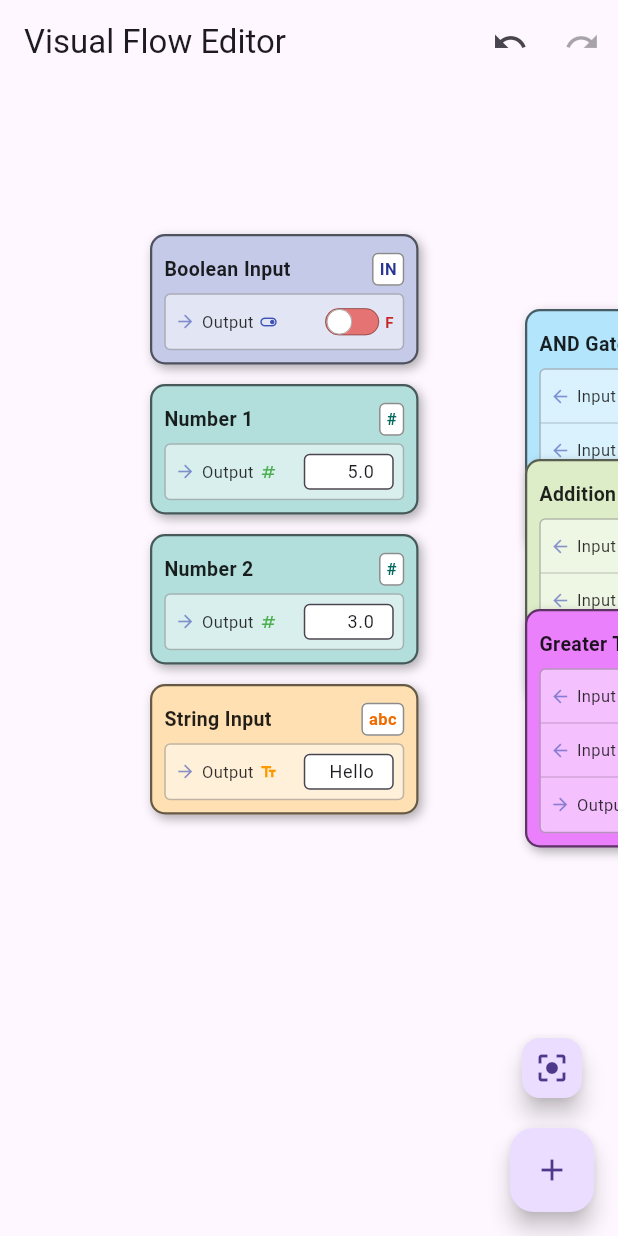
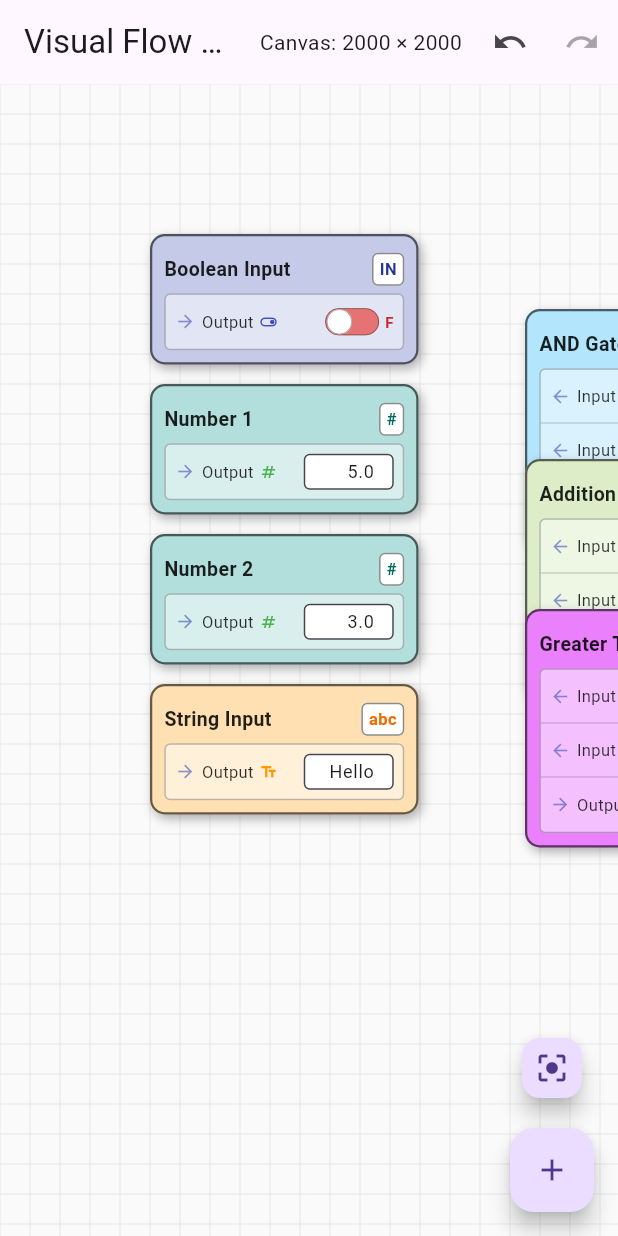
Before and after one commit to yalpayelekon/niagara_links, a Flutter app: the screen it shows after launch, after a tap on an icon or button, on a phone screen of 412 x 824 dp. Run offline on Flutter 3.47's test engine with Material 3 defaults, Android fonts, the phone set to English and light mode, and no system bars.

Commit message:
converted to dynamic canvas

```diff
--- a/lib/home/command.dart
+++ b/lib/home/command.dart
@@ -1,4 +1,4 @@
-import 'dart:ui';
+import 'package:flutter/widgets.dart';
 import 'package:niagara_links/models/command.dart';
 import 'package:niagara_links/models/component.dart';
 import 'package:niagara_links/models/connection.dart';
@@ -17,11 +17,11 @@ class AddComponentCommand extends Command {
   void execute() {
     flowManager.addComponent(component);
     if (state.containsKey('position')) {
-      (state['positions'] as Map<String, dynamic>)[component.id] =
+      (state['positions'] as Map<String, Offset>)[component.id] =
           state['position'];
     }
     if (state.containsKey('key')) {
-      (state['keys'] as Map<String, dynamic>)[component.id] = state['key'];
+      (state['keys'] as Map<String, GlobalKey>)[component.id] = state['key'];
     }
   }
 
@@ -29,10 +29,10 @@ class AddComponentCommand extends Command {
   void undo() {
     flowManager.removeComponent(component.id);
     if (state.containsKey('positions')) {
-      (state['positions'] as Map<String, dynamic>).remove(component.id);
+      (state['positions'] as Map<String, Offset>).remove(component.id);
     }
     if (state.containsKey('keys')) {
-      (state['keys'] as Map<String, dynamic>).remove(component.id);
+      (state['keys'] as Map<String, GlobalKey>).remove(component.id);
     }
   }
 
@@ -45,7 +45,7 @@ class RemoveComponentCommand extends Command {
   final FlowManager flowManager;
   final Component component;
   final Offset position;
-  final dynamic key;
+  final GlobalKey? key;
   final List<Connection> affectedConnections;
 
   RemoveComponentCommand(
@@ -185,7 +185,7 @@ class EditComponentCommand extends Command {
   final ComponentType? newType;
   final ComponentType? oldType;
   final Map<String, Offset> componentPositions;
-  final Map<String, dynamic> componentKeys;
+  final Map<String, GlobalKey> componentKeys;
 
   EditComponentCommand({
     required this.flowManager,
--- a/lib/home/flow_screen.dart
+++ b/lib/home/flow_screen.dart
@@ -1,4 +1,4 @@
-// lib/home/flow_screen.dart
+// Updated lib/home/flow_screen.dart with dynamic canvas functionality
 import 'dart:math';
 
 import 'package:flutter/material.dart';
@@ -32,7 +32,6 @@ class _FlowScreenState extends State<FlowScreen> {
   final CommandHistory _commandHistory = CommandHistory();
 
   final Map<String, Offset> _componentPositions = {};
-
   final Map<String, GlobalKey> _componentKeys = {};
 
   PortDragInfo? _currentDraggedPort;
@@ -43,14 +42,103 @@ class _FlowScreenState extends State<FlowScreen> {
       TransformationController();
   final GlobalKey _interactiveViewerChildKey = GlobalKey();
 
-  final double _canvasWidth = 2500.0;
-  final double _canvasHeight = 2500.0;
+  // Dynamic canvas properties
+  Size _canvasSize = const Size(2000, 2000); // Initial canvas size
+  Offset _canvasOffset = Offset.zero; // Canvas position within the view
+  static const double _canvasPadding = 100.0; // Padding around components
 
   @override
   void initState() {
     super.initState();
     _transformationController.value = Matrix4.identity();
     _initializeComponents();
+  }
+
+  void _updateCanvasSize() {
+    if (_componentPositions.isEmpty) return;
+
+    double minX = double.infinity;
+    double minY = double.infinity;
+    double maxX = double.negativeInfinity;
+    double maxY = double.negativeInfinity;
+
+    // Calculate the bounding box of all components
+    for (var entry in _componentPositions.entries) {
+      final position = entry.value;
+      final componentId = entry.key;
+
+      // We need to estimate component size since we're not storing it separately
+      // You might want to adjust these values based on your actual component sizes
+      const estimatedWidth = 180.0; // 160 width + 20 padding
+      const estimatedHeight =
+          120.0; // Estimated height based on your component designs
+
+      minX = min(minX, position.dx);
+      minY = min(minY, position.dy);
+      maxX = max(maxX, position.dx + estimatedWidth);
+      maxY = max(maxY, position.dy + estimatedHeight);
+    }
+
+    bool needsUpdate = false;
+    Size newCanvasSize = _canvasSize;
+    Offset newCanvasOffset = _canvasOffset;
+
+    // Check if we need to expand the canvas to the left or top
+    if (minX < _canvasPadding) {
+      double extraWidth = _canvasPadding - minX;
+      newCanvasSize =
+          Size(_canvasSize.width + extraWidth, newCanvasSize.height);
+      newCanvasOffset =
+          Offset(_canvasOffset.dx - extraWidth, newCanvasOffset.dy);
+
+      // Shift all components to the right
+      for (var id in _componentPositions.keys) {
+        _componentPositions[id] = Offset(
+          _componentPositions[id]!.dx + extraWidth,
+          _componentPositions[id]!.dy,
+        );
+      }
+      needsUpdate = true;
+    }
+
+    if (minY < _canvasPadding) {
+      double extraHeight = _canvasPadding - minY;
+      newCanvasSize =
+          Size(newCanvasSize.width, _canvasSize.height + extraHeight);
+      newCanvasOffset =
+          Offset(newCanvasOffset.dx, _canvasOffset.dy - extraHeight);
+
+      // Shift all components down
+      for (var id in _componentPositions.keys) {
+        _componentPositions[id] = Offset(
+          _componentPositions[id]!.dx,
+          _componentPositions[id]!.dy + extraHeight,
+        );
+      }
+      needsUpdate = true;
+    }
+
+    // Check if we need to expand the canvas to the right or bottom
+    if (maxX > _canvasSize.width - _canvasPadding) {
+      double extraWidth = maxX - (_canvasSize.width - _canvasPadding);
+      newCanvasSize =
+          Size(_canvasSize.width + extraWidth, newCanvasSize.height);
+      needsUpdate = true;
+    }
+
+    if (maxY > _canvasSize.height - _canvasPadding) {
+      double extraHeight = maxY - (_canvasSize.height - _canvasPadding);
+      newCanvasSize =
+          Size(newCanvasSize.width, _canvasSize.height + extraHeight);
+      needsUpdate = true;
+    }
+
+    if (needsUpdate) {
+      setState(() {
+        _canvasSize = newCanvasSize;
+        _canvasOffset = newCanvasOffset;
+      });
+    }
   }
 
   void _initializeComponents() {
@@ -135,6 +223,9 @@ class _FlowScreenState extends State<FlowScreen> {
 
     // Calculate initial values
     _flowManager.recalculateAll();
+
+    // Update canvas size to fit all components
+    _updateCanvasSize();
 
     // Clear the command history since we're setting up the initial state
     _commandHistory.clear();
@@ -257,6 +348,16 @@ class _FlowScreenState extends State<FlowScreen> {
             appBar: AppBar(
               title: const Text('Visual Flow Editor'),
               actions: [
+                // Show canvas size
+                Padding(
+                  padding: const EdgeInsets.symmetric(horizontal: 8.0),
+                  child: Center(
+                    child: Text(
+                      'Canvas: ${_canvasSize.width.toInt()} × ${_canvasSize.height.toInt()}',
+                      style: const TextStyle(fontSize: 14),
+                    ),
+                  ),
+                ),
                 // Undo button
                 IconButton(
                   icon: const Icon(Icons.undo),
@@ -290,30 +391,12 @@ class _FlowScreenState extends State<FlowScreen> {
             body: ClipRect(
               child: InteractiveViewer(
                 transformationController: _transformationController,
-                boundaryMargin: EdgeInsets.all(10000),
+                boundaryMargin: const EdgeInsets.all(1000),
                 minScale: 0.1,
                 constrained: false,
                 maxScale: 3.0,
-                child: GestureDetector(
-                  onPanUpdate: (details) {
-                    if (_currentDraggedPort != null) {
-                      setState(() {
-                        final RenderBox? viewerChildRenderBox =
-                            _interactiveViewerChildKey.currentContext
-                                ?.findRenderObject() as RenderBox?;
-                        if (viewerChildRenderBox != null) {
-                          _tempLineEndPoint = viewerChildRenderBox
-                              .globalToLocal(details.globalPosition);
-                        }
-                      });
-                    }
-                  },
-                  onPanEnd: (details) {
-                    setState(() {
-                      _tempLineEndPoint = null;
-                      _currentDraggedPort = null;
-                    });
-                  },
+                panEnabled: true,
+                scaleEnabled: true,
                 child: CustomPaint(
                   key: _interactiveViewerChildKey,
                   foregroundPainter: ConnectionPainter(
@@ -323,12 +406,32 @@ class _FlowScreenState extends State<FlowScreen> {
                     tempLineStartInfo: _currentDraggedPort,
                     tempLineEndPoint: _tempLineEndPoint,
                   ),
-                    child: SizedBox(
-                      width: 100000,
-                      height: 100000,
+                  child: Container(
+                    width: _canvasSize.width,
+                    height: _canvasSize.height,
+                    color: Colors.grey[50],
                     child: Stack(
                       clipBehavior: Clip.none,
-                        children: _flowManager.components.map((component) {
+                      children: [
+                        // Grid background
+                        CustomPaint(
+                          painter: GridPainter(),
+                          size: _canvasSize,
+                        ),
+                        // Empty canvas message
+                        if (_flowManager.components.isEmpty)
+                          const Center(
+                            child: Text(
+                              'Add components to the canvas',
+                              style: TextStyle(
+                                color: Colors.grey,
+                                fontSize: 18,
+                              ),
+                            ),
+                          ),
+                        // Components
+                        ..._flowManager.components.map(
+                          (component) {
                             return Positioned(
                               left: _componentPositions[component.id]?.dx ?? 0,
                               top: _componentPositions[component.id]?.dy ?? 0,
@@ -341,7 +444,8 @@ class _FlowScreenState extends State<FlowScreen> {
                                     component: component,
                                     widgetKey: _componentKeys[component.id] ??
                                         GlobalKey(),
-                                  position: _componentPositions[component.id] ??
+                                    position:
+                                        _componentPositions[component.id] ??
                                             Offset.zero,
                                     onValueChanged: _handleValueChanged,
                                     onPortDragStarted: _handlePortDragStarted,
@@ -353,7 +457,8 @@ class _FlowScreenState extends State<FlowScreen> {
                                   child: ComponentWidget(
                                     component: component,
                                     widgetKey: GlobalKey(),
-                                  position: _componentPositions[component.id] ??
+                                    position:
+                                        _componentPositions[component.id] ??
                                             Offset.zero,
                                     onValueChanged: _handleValueChanged,
                                     onPortDragStarted: _handlePortDragStarted,
@@ -387,6 +492,8 @@ class _FlowScreenState extends State<FlowScreen> {
                                         _commandHistory.execute(command);
 
                                         _dragStartPosition = null;
+                                        // Update canvas size after moving
+                                        _updateCanvasSize();
                                       });
                                     }
                                   }
@@ -400,7 +507,8 @@ class _FlowScreenState extends State<FlowScreen> {
                                     component: component,
                                     widgetKey: _componentKeys[component.id] ??
                                         GlobalKey(),
-                                  position: _componentPositions[component.id] ??
+                                    position:
+                                        _componentPositions[component.id] ??
                                             Offset.zero,
                                     onValueChanged: _handleValueChanged,
                                     onPortDragStarted: _handlePortDragStarted,
@@ -409,8 +517,9 @@ class _FlowScreenState extends State<FlowScreen> {
                                 ),
                               ),
                             );
-                        }).toList(),
+                          },
                         ),
+                      ],
                     ),
                   ),
                 ),
@@ -535,12 +644,10 @@ class _FlowScreenState extends State<FlowScreen> {
   }
 
   void _addNewComponent(ComponentType type) {
-    // Generate a unique name based on type
     String baseName = getNameForComponentType(type);
     int counter = 1;
     String newName = '$baseName $counter';
 
-    // Make sure the name is unique
     while (_flowManager.components.any((comp) => comp.id == newName)) {
       counter++;
       newName = '$baseName $counter';
@@ -551,16 +658,21 @@ class _FlowScreenState extends State<FlowScreen> {
       type: type,
     );
 
-    // Find a good position - center of screen plus some random offset
     final RenderBox? viewerChildRenderBox =
         _interactiveViewerChildKey.currentContext?.findRenderObject()
             as RenderBox?;
 
-    Offset screenCenter = Offset(_canvasWidth / 2, _canvasHeight / 2);
+    Offset newPosition = Offset(_canvasSize.width / 2, _canvasSize.height / 2);
+
     if (viewerChildRenderBox != null) {
-      // Adjust for current transformation
-      screenCenter = viewerChildRenderBox.localToGlobal(Offset.zero);
-    }
+      final viewportSize = viewerChildRenderBox.size;
+      final viewportCenter =
+          Offset(viewportSize.width / 2, viewportSize.height / 2);
+
+      final matrix = _transformationController.value;
+      final inverseMatrix = Matrix4.inverted(matrix);
+      final transformedCenter =
+          MatrixUtils.transformPoint(inverseMatrix, viewportCenter);
 
       final random = Random();
       final randomOffset = Offset(
@@ -568,7 +680,9 @@ class _FlowScreenState extends State<FlowScreen> {
         (random.nextDouble() * 200) - 100,
       );
 
-    final newPosition = screenCenter + randomOffset;
+      newPosition = transformedCenter + randomOffset;
+    }
+
     final newKey = GlobalKey();
 
     Map<String, dynamic> state = {
@@ -582,9 +696,10 @@ class _FlowScreenState extends State<FlowScreen> {
       final command = AddComponentCommand(_flowManager, newComponent, state);
       _commandHistory.execute(command);
 
-      // Set position and key directly since they're not handled in the command execution
       _componentPositions[newComponent.id] = newPosition;
       _componentKeys[newComponent.id] = newKey;
+
+      _updateCanvasSize();
     });
   }
 
@@ -649,10 +764,8 @@ class _FlowScreenState extends State<FlowScreen> {
   }
 
   void _handleCopyComponent(Component component) {
-    // Create a copy with the same type
     String newName = '${component.id} (Copy)';
 
-    // Make sure the name is unique
     int counter = 1;
     while (_flowManager.components.any((comp) => comp.id == newName)) {
       counter++;
@@ -664,7 +777,6 @@ class _FlowScreenState extends State<FlowScreen> {
       type: component.type,
     );
 
-    // Copy values from original ports
     for (int i = 0;
         i < component.ports.length && i < newComponent.ports.length;
         i++) {
@@ -673,7 +785,6 @@ class _FlowScreenState extends State<FlowScreen> {
       }
     }
 
-    // Position the copy slightly offset from the original
     final newPosition = Offset(
       (_componentPositions[component.id]?.dx ?? 0) + 20,
       (_componentPositions[component.id]?.dy ?? 0) + 20,
@@ -692,9 +803,10 @@ class _FlowScreenState extends State<FlowScreen> {
       final command = AddComponentCommand(_flowManager, newComponent, state);
       _commandHistory.execute(command);
 
-      // Set position and key directly since they're not handled in the command
       _componentPositions[newComponent.id] = newPosition;
       _componentKeys[newComponent.id] = newKey;
+
+      _updateCanvasSize();
     });
   }
 
@@ -748,12 +860,10 @@ class _FlowScreenState extends State<FlowScreen> {
                 final oldId = component.id;
                 String newId = nameController.text.trim();
 
-                // Check if the name is unique or empty
                 if (newId.isEmpty) {
                   newId = oldId;
                 } else if (_flowManager.components
                     .any((comp) => comp.id == newId && comp.id != oldId)) {
-                  // Name already exists, add a suffix
                   int counter = 1;
                   String baseName = newId;
                   while (_flowManager.components
@@ -763,7 +873,6 @@ class _FlowScreenState extends State<FlowScreen> {
                   }
                 }
 
-                // Create a command if anything changed
                 if (oldId != newId || component.type != selectedType) {
                   this.setState(() {
                     final command = EditComponentCommand(
@@ -788,9 +897,6 @@ class _FlowScreenState extends State<FlowScreen> {
     );
   }
 
-  // Get a list of component types that are compatible with the current type
-  // (i.e., they have similar port structures)
-
   void _handleDeleteComponent(Component component) {
     final affectedConnections = _flowManager.connections
         .where((connection) =>
@@ -810,6 +916,28 @@ class _FlowScreenState extends State<FlowScreen> {
         affectedConnections,
       );
       _commandHistory.execute(command);
+
+      _updateCanvasSize();
     });
   }
 }
+
+class GridPainter extends CustomPainter {
+  @override
+  void paint(Canvas canvas, Size size) {
+    final paint = Paint()
+      ..color = Colors.grey[300]!
+      ..strokeWidth = 0.5;
+
+    for (double i = 0; i < size.width; i += 20) {
+      canvas.drawLine(Offset(i, 0), Offset(i, size.height), paint);
+    }
+
+    for (double i = 0; i < size.height; i += 20) {
+      canvas.drawLine(Offset(0, i), Offset(size.width, i), paint);
+    }
+  }
+
+  @override
+  bool shouldRepaint(covariant CustomPainter oldDelegate) => false;
+}
```
Lines whose indentation alone changed are shown as unchanged.
